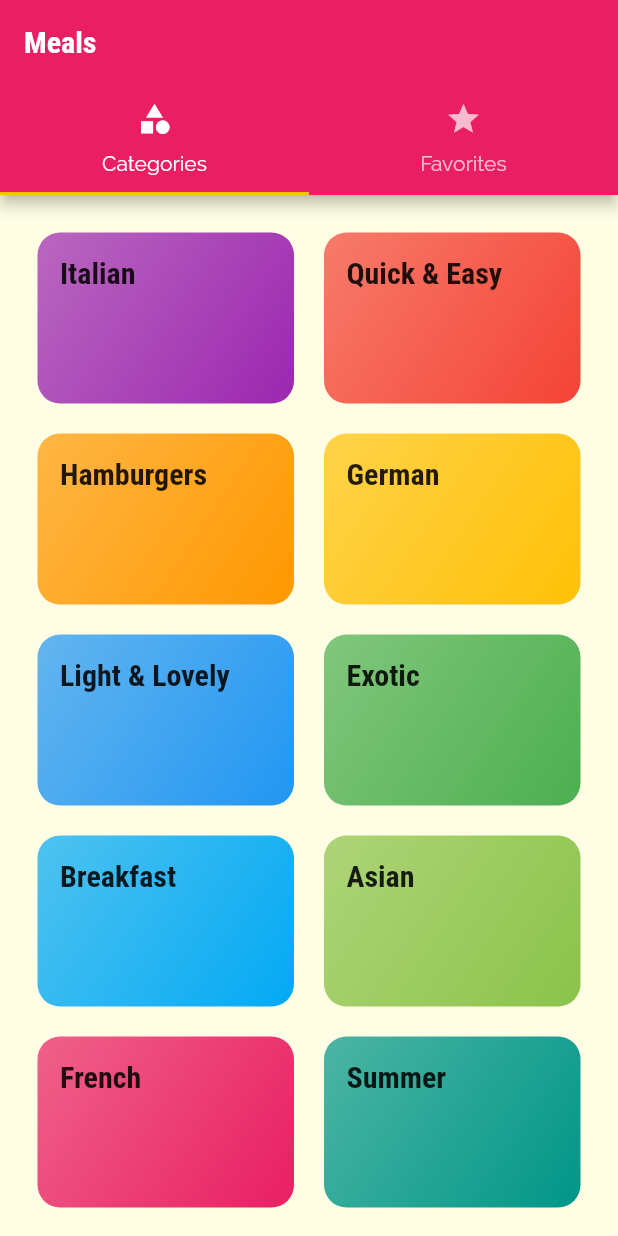
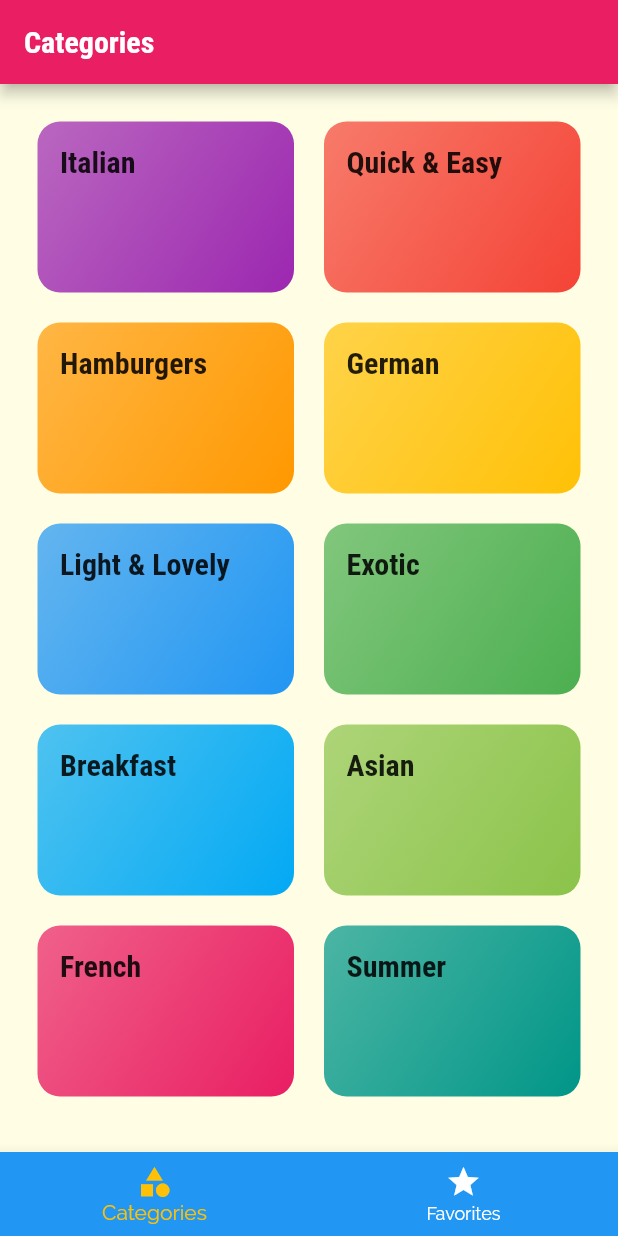
Before and after one commit to Nasim-Alizai/mealstogo, a Flutter app: the screen it shows after launch, on a phone screen of 412 x 824 dp. Run offline on Flutter 3.47's test engine with Material 2 defaults, Android fonts, the light colour scheme and no system bars.

Commit message:
bottom tabs

```diff
--- a/lib/main.dart
+++ b/lib/main.dart
@@ -1,5 +1,6 @@
 import 'package:flutter/material.dart';
 import './screens/tabs_screen.dart';
+import './screens//tabs_bottom_screen.dart';
 import './screens/meal_detail_screen.dart';
 import './screens/category_meals_screen.dart';
 
@@ -38,7 +39,12 @@ class MyApp extends StatelessWidget {
       // home: CategoriesScreen(),
       initialRoute: '/', // default is '/'
       routes: {
-        '/': (ctx) => TabsScreen(),
+        // default tabs
+        // '/': (ctx) => TabsScreen(),
+        // CategoryMealsScreen.routeName: (ctx) => CategoryMealsScreen(),
+        // MealDetailScreen.routeName: (ctx) => MealDetailScreen(),
+
+        '/': (ctx) => TabsBottomScreen(),
         CategoryMealsScreen.routeName: (ctx) => CategoryMealsScreen(),
         MealDetailScreen.routeName: (ctx) => MealDetailScreen(),
       },
--- a/lib/screens/categories_screen.dart
+++ b/lib/screens/categories_screen.dart
@@ -1,7 +1,7 @@
 import 'package:flutter/material.dart';
 
-import '../dummy_data.dart';
-import '../widgets/category_item.dart';
+import 'package:mealstogo/dummy_data.dart';
+import 'package:mealstogo/widgets/category_item.dart';
 
 class CategoriesScreen extends StatelessWidget {
   @override
--- /dev/null
+++ b/lib/screens/tabs_bottom_screen.dart
@@ -0,0 +1,59 @@
+import 'package:flutter/material.dart';
+
+import './favorites_screen.dart';
+import './categories_screen.dart';
+
+class TabsBottomScreen extends StatefulWidget {
+  @override
+  _TabsBottomScreenState createState() => _TabsBottomScreenState();
+}
+
+class _TabsBottomScreenState extends State<TabsBottomScreen> {
+  final List<Map<String, Object>> _pages = [
+    {
+      'page': CategoriesScreen(),
+      'title': 'Categories',
+    },
+    {
+      'page': FavoritesScreen(),
+      'title': 'Your Favorite',
+    },
+  ];
+  int _selectedPageIndex = 0;
+
+  void _selectPage(int index) {
+    setState(() {
+      _selectedPageIndex = index;
+    });
+  }
+
+  @override
+  Widget build(BuildContext context) {
+    return Scaffold(
+      appBar: AppBar(
+        title: Text((_pages[_selectedPageIndex]['title'] as String)),
+      ),
+      body: (_pages[_selectedPageIndex]['page'] as Widget),
+      bottomNavigationBar: BottomNavigationBar(
+        onTap: _selectPage,
+        backgroundColor: Theme.of(context).primaryColor,
+        unselectedItemColor: Colors.white,
+        selectedItemColor: Theme.of(context).colorScheme.secondary,
+        currentIndex: _selectedPageIndex,
+        // type: BottomNavigationBarType.fixed,
+        items: [
+          BottomNavigationBarItem(
+            backgroundColor: Theme.of(context).primaryColor,
+            icon: Icon(Icons.category),
+            label: 'Categories',
+          ),
+          BottomNavigationBarItem(
+            backgroundColor: Theme.of(context).primaryColor,
+            icon: Icon(Icons.star),
+            label: 'Favorites',
+          ),
+        ],
+      ),
+    );
+  }
+}
```
